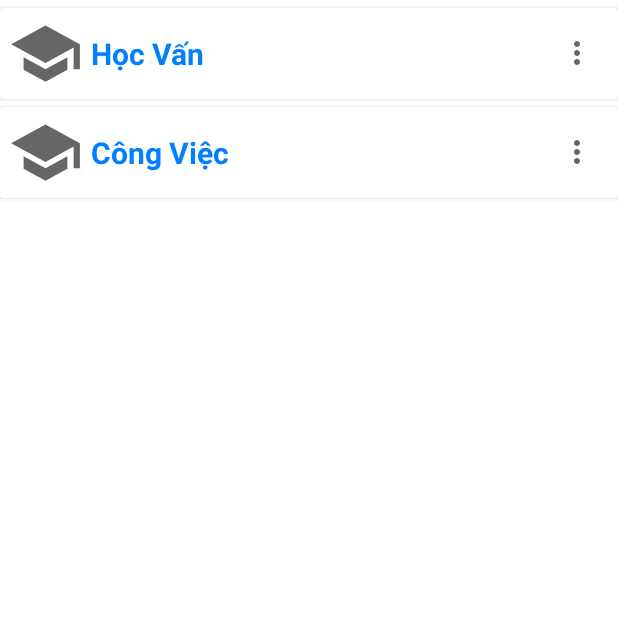
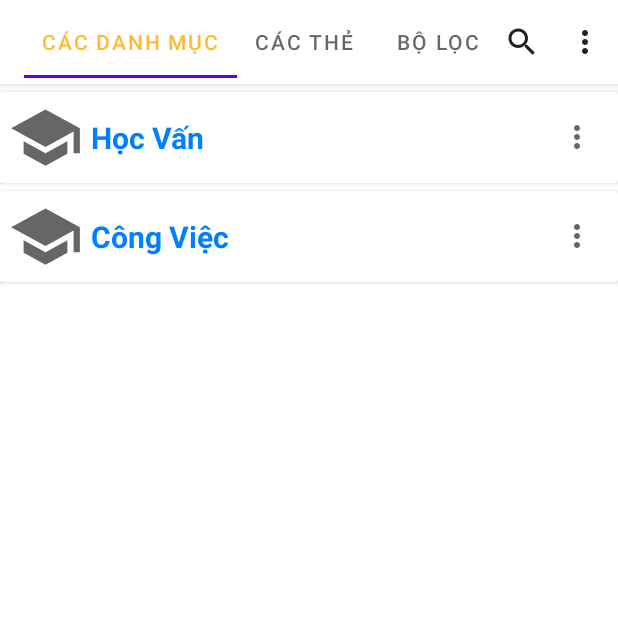
Before and after one commit to frgryr2001/Time-Planner-App, an Android app: the fragment CategoryFragment shown on its own in the app's theme, on a phone screen of 412 x 824 dp, the top half of it. Run offline under Robolectric (Android 15) with nearby library versions, the phone set to English and light mode, and no system bars.

Commit message:
Update layout Category

```diff
--- a/app/src/main/java/com/example/myapplication/Fragment/CategoryFragment.java
+++ b/app/src/main/java/com/example/myapplication/Fragment/CategoryFragment.java
@@ -2,16 +2,24 @@ package com.example.myapplication.Fragment;
 
 import android.os.Bundle;
 import android.view.LayoutInflater;
+import android.view.Menu;
+import android.view.MenuInflater;
 import android.view.View;
 import android.view.ViewGroup;
+import android.widget.TableLayout;
 
+import androidx.annotation.NonNull;
+import androidx.appcompat.app.AppCompatActivity;
+import androidx.appcompat.widget.Toolbar;
 import androidx.fragment.app.Fragment;
+import androidx.fragment.app.FragmentTransaction;
 import androidx.recyclerview.widget.LinearLayoutManager;
 import androidx.recyclerview.widget.RecyclerView;
 
 import com.example.myapplication.Adapter.CategoryAdapter;
 import com.example.myapplication.Object.CategoryClass;
 import com.example.myapplication.R;
+import com.google.android.material.tabs.TabLayout;
 
 import java.util.List;
 
@@ -33,7 +41,8 @@ public class CategoryFragment extends Fragment {
     private RecyclerView rvCategory;
     private CategoryAdapter adapter;
     private List<CategoryClass> Lstcategory;
-
+    Toolbar CategoryToolbar;
+    TabLayout TablayoutCategory;
     public CategoryFragment() {
         // Required empty public constructor
     }
@@ -47,6 +56,9 @@ public class CategoryFragment extends Fragment {
      * @return A new instance of fragment HomeFragment.
      */
     // TODO: Rename and change types and number of parameters
+
+
+
     public static CategoryFragment newInstance(String param1, String param2) {
         CategoryFragment fragment = new CategoryFragment();
         Bundle args = new Bundle();
@@ -63,12 +75,26 @@ public class CategoryFragment extends Fragment {
             mParam1 = getArguments().getString(ARG_PARAM1);
             mParam2 = getArguments().getString(ARG_PARAM2);
         }
+        setHasOptionsMenu(true);
+
     }
 
     @Override
     public View onCreateView(LayoutInflater inflater, ViewGroup container,
                              Bundle savedInstanceState) {
         View view = inflater.inflate(R.layout.fragment_category, container, false);
+
+        CategoryToolbar = (Toolbar) view.findViewById(R.id.CategoryToolbar);
+        ((AppCompatActivity)getActivity()).setSupportActionBar(CategoryToolbar);
+//        if (((AppCompatActivity)getActivity()).getSupportActionBar() != null) {
+//            ((AppCompatActivity)getActivity()).setTitle("Main Page");
+//        }
+        TablayoutCategory = view.findViewById(R.id.TablayoutCategory);
+        TablayoutCategory.addTab(TablayoutCategory.newTab().setText("Các danh mục"), true);
+        TablayoutCategory.addTab(TablayoutCategory.newTab().setText("Các thẻ "));
+        TablayoutCategory.addTab(TablayoutCategory.newTab().setText("Bộ Lọc"));
+
+
         rvCategory = view.findViewById(R.id.rvCategory);
         Lstcategory = CategoryClass.initList();
         rvCategory.setLayoutManager(new LinearLayoutManager(view.getContext()));
@@ -76,4 +102,14 @@ public class CategoryFragment extends Fragment {
         rvCategory.setAdapter(adapter);
         return view;
     }
+
+    @Override
+    public void onCreateOptionsMenu(@NonNull Menu menu, @NonNull MenuInflater inflater) {
+        inflater.inflate(R.menu.save, menu);
+        super.onCreateOptionsMenu(menu, inflater);
+
+    }
+
+
+
 }
--- a/app/src/main/java/com/example/myapplication/Fragment/ScheduleFragment.java
+++ b/app/src/main/java/com/example/myapplication/Fragment/ScheduleFragment.java
@@ -2,9 +2,12 @@ package com.example.myapplication.Fragment;
 
 import android.os.Bundle;
 import android.view.LayoutInflater;
+import android.view.Menu;
+import android.view.MenuInflater;
 import android.view.View;
 import android.view.ViewGroup;
 
+import androidx.annotation.NonNull;
 import androidx.fragment.app.Fragment;
 import androidx.fragment.app.FragmentStatePagerAdapter;
 import androidx.viewpager.widget.ViewPager;
@@ -69,7 +72,6 @@ public class ScheduleFragment extends Fragment {
         mView = inflater.inflate(R.layout.fragment_schedule, container, false);
         scheduleTabLayout = mView.findViewById(R.id.scheduleTabLayout);
         scheduleViewPager = mView.findViewById(R.id.scheduleViewPager);
-
         ScheduleViewPagerAdapter adapter = new ScheduleViewPagerAdapter(getChildFragmentManager(), FragmentStatePagerAdapter.BEHAVIOR_RESUME_ONLY_CURRENT_FRAGMENT);
         scheduleViewPager.setAdapter(adapter);
 
--- /dev/null
+++ b/app/src/main/res/drawable/ic_baseline_search_24.xml
@@ -0,0 +1,10 @@
+<vector xmlns:android="http://schemas.android.com/apk/res/android"
+    android:width="24dp"
+    android:height="24dp"
+    android:viewportWidth="24"
+    android:viewportHeight="24"
+    android:tint="?attr/colorControlNormal">
+  <path
+      android:fillColor="@android:color/white"
+      android:pathData="M15.5,14h-0.79l-0.28,-0.27C15.41,12.59 16,11.11 16,9.5 16,5.91 13.09,3 9.5,3S3,5.91 3,9.5 5.91,16 9.5,16c1.61,0 3.09,-0.59 4.23,-1.57l0.27,0.28v0.79l5,4.99L20.49,19l-4.99,-5zM9.5,14C7.01,14 5,11.99 5,9.5S7.01,5 9.5,5 14,7.01 14,9.5 11.99,14 9.5,14z"/>
+</vector>
--- a/app/src/main/res/layout/category_row.xml
+++ b/app/src/main/res/layout/category_row.xml
@@ -6,6 +6,7 @@
     android:padding="5dp"
     android:id="@+id/layout_item"
     android:layout_marginTop="5dp"
+    android:background="?android:attr/selectableItemBackground"
     android:outlineSpotShadowColor="#123456"
     android:layout_height="wrap_content">
 
--- a/app/src/main/res/layout/fragment_category.xml
+++ b/app/src/main/res/layout/fragment_category.xml
@@ -1,17 +1,43 @@
 <?xml version="1.0" encoding="utf-8"?>
-<androidx.drawerlayout.widget.DrawerLayout xmlns:android="http://schemas.android.com/apk/res/android"
+<RelativeLayout xmlns:android="http://schemas.android.com/apk/res/android"
 xmlns:app="http://schemas.android.com/apk/res-auto"
 xmlns:tools="http://schemas.android.com/tools"
-android:id="@+id/layout_linear"
+    android:id="@+id/drawerLayout"
 android:layout_width="match_parent"
 android:layout_height="match_parent"
 tools:context=".Fragment.CategoryFragment">
+    <com.google.android.material.appbar.AppBarLayout
+        android:id="@+id/appbarlayout"
+        android:layout_width="match_parent"
+        android:layout_height="wrap_content">
+
+        <androidx.appcompat.widget.Toolbar
+            android:layout_width="match_parent"
+            android:layout_height="wrap_content"
+            android:id="@+id/CategoryToolbar"
+            android:minHeight="55dp"
+            android:background="@color/white"
+            android:theme="?attr/actionBarTheme"
+            >
+            <com.google.android.material.tabs.TabLayout
+                android:id="@+id/TablayoutCategory"
+                app:tabSelectedTextColor="@android:color/holo_orange_light"
+                android:layout_width="match_parent"
+                android:layout_height="wrap_content"
+                app:tabGravity="fill"
+                app:tabMode="auto">
+
+            </com.google.android.material.tabs.TabLayout>
+        </androidx.appcompat.widget.Toolbar>
+
+    </com.google.android.material.appbar.AppBarLayout>
 
 
 <androidx.recyclerview.widget.RecyclerView
+    android:layout_below="@+id/appbarlayout"
     android:id="@+id/rvCategory"
     android:layout_width="match_parent"
     android:layout_height="match_parent" />
 
 
-</androidx.drawerlayout.widget.DrawerLayout>
+</RelativeLayout>
--- a/app/src/main/res/layout/fragment_schedule.xml
+++ b/app/src/main/res/layout/fragment_schedule.xml
@@ -5,18 +5,19 @@
     android:layout_height="match_parent"
     xmlns:app="http://schemas.android.com/apk/res-auto"
     tools:context=".Fragment.ScheduleFragment">
+
     <com.google.android.material.appbar.AppBarLayout
         android:id="@+id/appbar"
         android:layout_width="match_parent"
-        android:layout_height="wrap_content">
-
+        android:layout_height="wrap_content"
+        android:background="#fff">
             <com.google.android.material.tabs.TabLayout
                 android:id="@+id/scheduleTabLayout"
                 android:layout_width="match_parent"
                 android:layout_height="wrap_content"
                 app:tabGravity="fill"
                 app:tabMode="auto"
-            tools:ignore="SpeakableTextPresentCheck" />
+                tools:ignore="SpeakableTextPresentCheck"/>
     </com.google.android.material.appbar.AppBarLayout>
 
 
--- a/app/src/main/res/menu/save.xml
+++ b/app/src/main/res/menu/save.xml
@@ -2,8 +2,15 @@
 <menu xmlns:android="http://schemas.android.com/apk/res/android"
     xmlns:app="http://schemas.android.com/apk/res-auto">
     <item android:title="Save"
-        android:id="@+id/menuSave"
+        android:id="@+id/menuSearch"
         app:showAsAction="always"
-        android:icon="@drawable/ic_baseline_check_24"
+        app:actionViewClass="android.widget.SearchView"
+        android:icon="@drawable/ic_baseline_search_24"
+        ></item>
+    <item android:title="Mo rong tat ca"
+        android:id="@+id/option"
+        ></item>
+    <item android:title="Thu gon tat ca"
+        android:id="@+id/option1"
         ></item>
 </menu>
```
Lines whose indentation alone changed are shown as unchanged.
